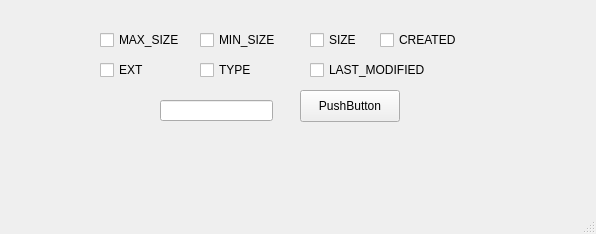
Old version of the form Indexer/mainwindow.ui in the repository Miisterone/qt.
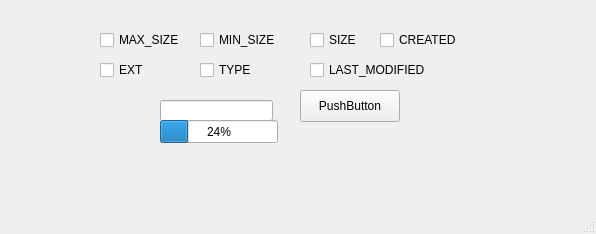
New version of the form.

Patch:
```diff
--- a/Indexer/mainwindow.ui
+++ b/Indexer/mainwindow.ui
@@ -131,6 +131,19 @@
      <string/>
     </property>
    </widget>
+   <widget class="QProgressBar" name="progressBar">
+    <property name="geometry">
+     <rect>
+      <x>160</x>
+      <y>120</y>
+      <width>118</width>
+      <height>23</height>
+     </rect>
+    </property>
+    <property name="value">
+     <number>24</number>
+    </property>
+   </widget>
   </widget>
   <widget class="QMenuBar" name="menubar">
    <property name="geometry">
```
